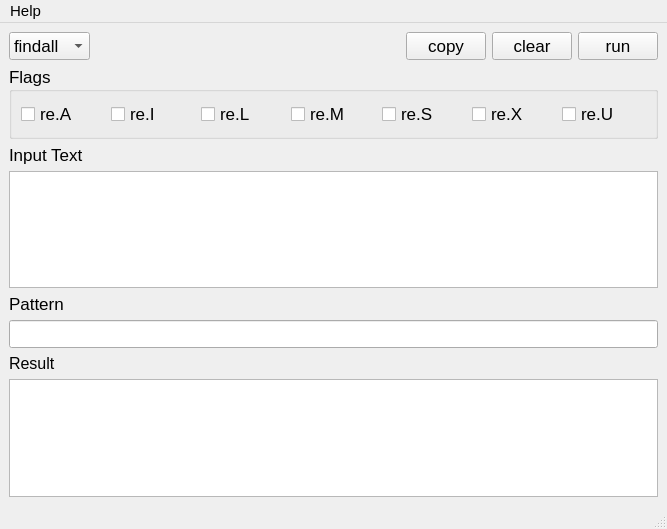
suifengpiaoyang/RegexTool, file ui/main_window.ui: the form before one commit.
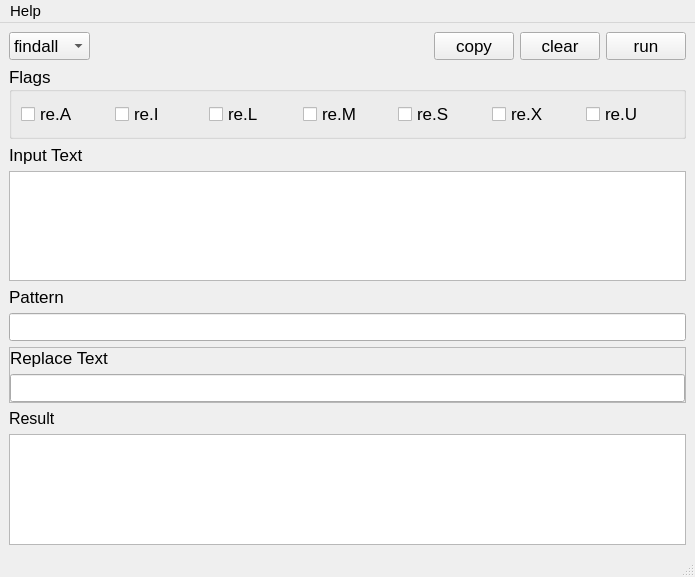
The form after the commit.

Commit message: 增加sub功能

Patch:
```diff
--- a/ui/main_window.ui
+++ b/ui/main_window.ui
@@ -9,8 +9,8 @@
    <rect>
     <x>0</x>
     <y>0</y>
-    <width>667</width>
-    <height>529</height>
+    <width>695</width>
+    <height>577</height>
    </rect>
   </property>
   <property name="font">
@@ -25,7 +25,7 @@
    <string notr="true"/>
   </property>
   <widget class="QWidget" name="centralwidget">
-   <layout class="QVBoxLayout" name="verticalLayout">
+   <layout class="QVBoxLayout" name="verticalLayout_2">
     <item>
      <layout class="QHBoxLayout" name="horizontalLayout_2">
       <item>
@@ -193,6 +193,44 @@
       </property>
      </widget>
     </item>
+    <item>
+     <widget class="QFrame" name="frame">
+      <property name="frameShape">
+       <enum>QFrame::StyledPanel</enum>
+      </property>
+      <property name="frameShadow">
+       <enum>QFrame::Raised</enum>
+      </property>
+      <layout class="QVBoxLayout" name="verticalLayout">
+       <property name="leftMargin">
+        <number>0</number>
+       </property>
+       <property name="topMargin">
+        <number>0</number>
+       </property>
+       <property name="rightMargin">
+        <number>0</number>
+       </property>
+       <property name="bottomMargin">
+        <number>0</number>
+       </property>
+       <item>
+        <widget class="QLabel" name="label_5">
+         <property name="text">
+          <string>Replace Text</string>
+         </property>
+        </widget>
+       </item>
+       <item>
+        <widget class="QLineEdit" name="lineEditReplaceText">
+         <property name="placeholderText">
+          <string/>
+         </property>
+        </widget>
+       </item>
+      </layout>
+     </widget>
+    </item>
     <item>
      <widget class="QLabel" name="label_3">
       <property name="font">
@@ -219,7 +257,7 @@
     <rect>
      <x>0</x>
      <y>0</y>
-     <width>667</width>
+     <width>695</width>
      <height>26</height>
     </rect>
    </property>
```
Left out of the diff: 5 changed lines with no effect on the pictures. The commit also changes 1 other file.
